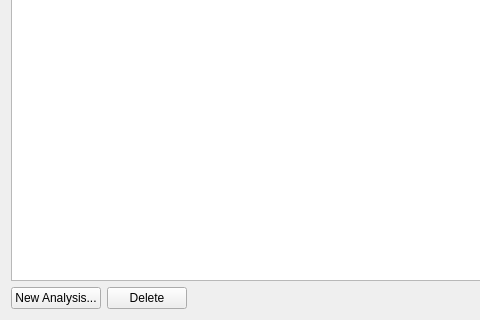
LukasBommes/PV-Hawk-Viewer, file analysis_results.ui: the form before one commit; both pictures show x 0 to 480 and y 279 to 599 of the 723 by 599 pixel window.
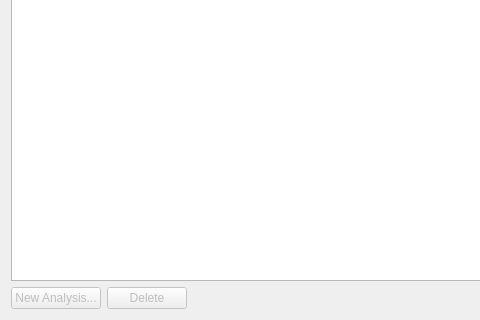
The form after the commit.

Commit message: finished analysis result list view

Diff of the .ui file:
```diff
--- a/analysis_results.ui
+++ b/analysis_results.ui
@@ -18,6 +18,9 @@
     <layout class="QHBoxLayout" name="horizontalLayout">
      <item>
       <widget class="QPushButton" name="pushButtonNewAnalysis">
+       <property name="enabled">
+        <bool>false</bool>
+       </property>
        <property name="text">
         <string>New Analysis...</string>
        </property>
@@ -25,6 +28,9 @@
      </item>
      <item>
       <widget class="QPushButton" name="pushButtonDelete">
+       <property name="enabled">
+        <bool>false</bool>
+       </property>
        <property name="text">
         <string>Delete</string>
        </property>
```
The commit also changes 5 other files.
